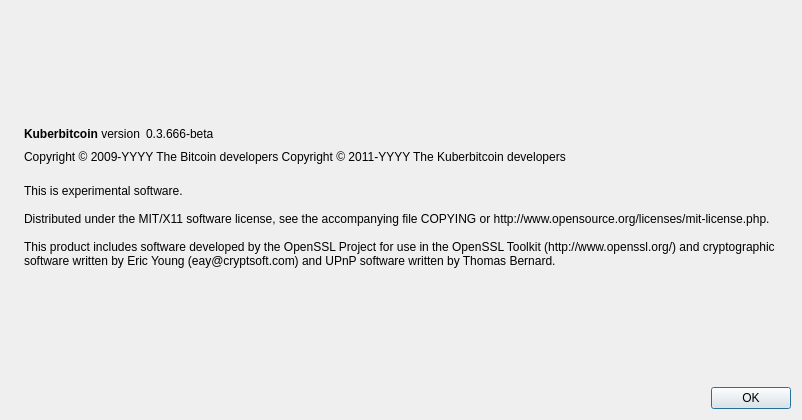
Qt form src/qt/forms/aboutdialog.ui (Dkpe/Kuberbitcore) before a commit.
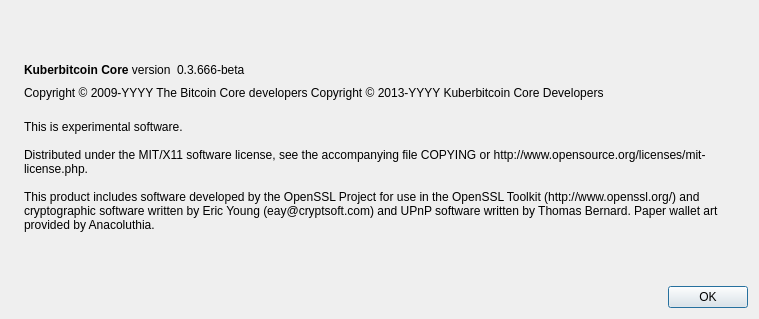
The same form after that commit. Icons and pictures are not drawn.

Patch:
```diff
--- a/src/qt/forms/aboutdialog.ui
+++ b/src/qt/forms/aboutdialog.ui
@@ -6,8 +6,8 @@
    <rect>
     <x>0</x>
     <y>0</y>
-    <width>802</width>
-    <height>420</height>
+    <width>759</width>
+    <height>319</height>
    </rect>
   </property>
   <property name="windowTitle">
@@ -50,7 +50,7 @@
           <cursorShape>IBeamCursor</cursorShape>
          </property>
          <property name="text">
-          <string>&lt;b&gt;Kuberbitcoin&lt;/b&gt; version</string>
+          <string>&lt;b&gt;Kuberbitcoin Core&lt;/b&gt; version</string>
          </property>
          <property name="textInteractionFlags">
           <set>Qt::LinksAccessibleByMouse|Qt::TextSelectableByKeyboard|Qt::TextSelectableByMouse</set>
@@ -91,8 +91,8 @@
         <cursorShape>IBeamCursor</cursorShape>
        </property>
        <property name="text">
-        <string notr="true">Copyright &amp;copy; 2009-YYYY The Bitcoin developers
-Copyright &amp;copy; 2011-YYYY The Kuberbitcoin developers</string>
+        <string notr="true">Copyright &amp;copy; 2009-YYYY The Bitcoin Core developers
+          Copyright &amp;copy; 2013-YYYY Kuberbitcoin Core Developers</string>
        </property>
        <property name="textFormat">
         <enum>Qt::RichText</enum>
@@ -113,7 +113,7 @@
 
 Distributed under the MIT/X11 software license, see the accompanying file COPYING or http://www.opensource.org/licenses/mit-license.php.
 
-This product includes software developed by the OpenSSL Project for use in the OpenSSL Toolkit (http://www.openssl.org/) and cryptographic software written by Eric Young (eay@cryptsoft.com) and UPnP software written by Thomas Bernard.</string>
+This product includes software developed by the OpenSSL Project for use in the OpenSSL Toolkit (http://www.openssl.org/) and cryptographic software written by Eric Young (eay@cryptsoft.com) and UPnP software written by Thomas Bernard. Paper wallet art provided by Anacoluthia.</string>
        </property>
        <property name="wordWrap">
         <bool>true</bool>
```
Left out of the diff: 20 changed lines with no effect on the pictures.
